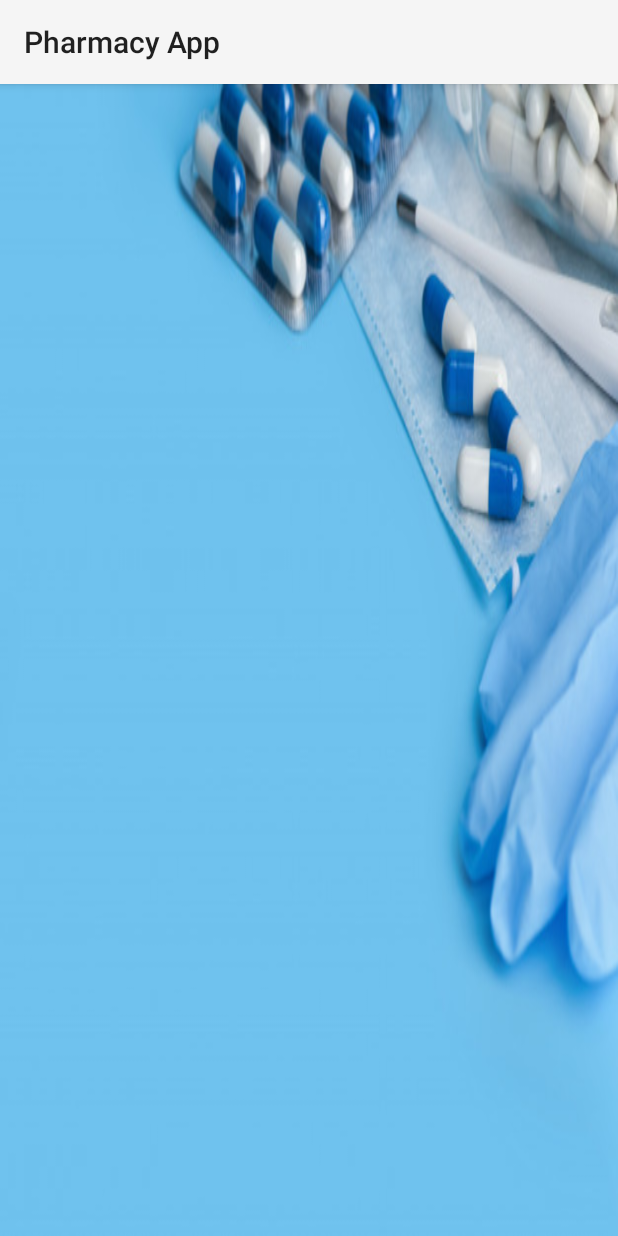
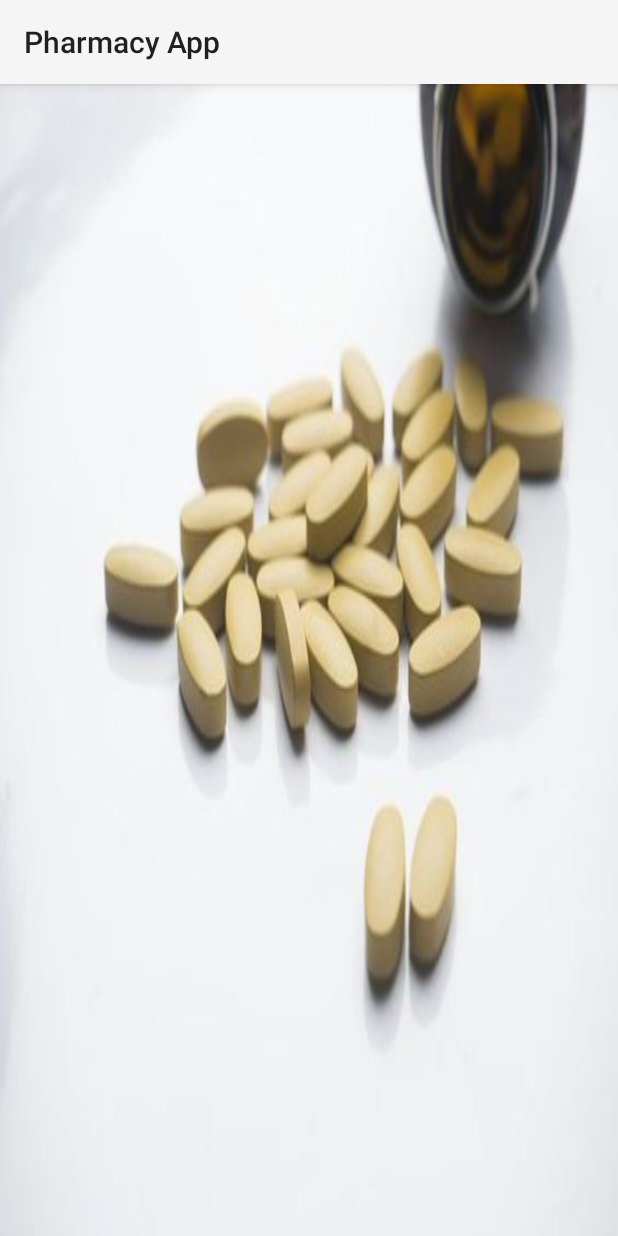
Before and after one commit to SamarAbdo/Pharmacy-App, an Android app: the screen it shows after launch (launcher), on a phone screen of 412 x 824 dp. Run offline under Robolectric (Android 15) with nearby library versions, the phone set to English and light mode, and no system bars.

Commit message:
login background

```diff
--- a/app/src/main/res/layout/activity_launcher.xml
+++ b/app/src/main/res/layout/activity_launcher.xml
@@ -5,35 +5,36 @@
     android:layout_width="match_parent"
     android:layout_height="match_parent"
     android:orientation="vertical"
-    android:background="@drawable/first"
+    android:background="@drawable/medicine"
     tools:context=".launcher">
 
     <ImageView
         android:id="@+id/imageView"
-        android:layout_width="80dp"
-        android:layout_height="80dp"
+        android:layout_width="60dp"
+        android:layout_height="60dp"
 
-        android:layout_marginBottom="200dp"
+        android:layout_marginBottom="68dp"
         android:src="@drawable/icon"
         app:layout_constraintBottom_toBottomOf="parent"
         app:layout_constraintEnd_toEndOf="@+id/textView"
-        app:layout_constraintHorizontal_bias="0.493"
+        app:layout_constraintHorizontal_bias="0.494"
         app:layout_constraintStart_toStartOf="@+id/textView" />
 
     <TextView
+        android:id="@+id/textView"
+        android:layout_width="229dp"
+        android:layout_height="73dp"
+        android:layout_gravity="center"
         android:layout_marginRight="120dp"
-        android:id="@+id/textView"
-        android:layout_width="250dp"
-        android:layout_height="74dp"
-        android:layout_gravity="center"
-        android:layout_marginBottom="8dp"
+        android:layout_marginBottom="44dp"
         android:fontFamily="casual"
         android:gravity="center"
         android:text="Pharmacy App"
-        android:textColor="#181C49"
-        android:textSize="35sp"
+        android:textColor="#000"
+        android:textSize="30sp"
         android:textStyle="bold"
         app:layout_constraintBottom_toTopOf="@+id/imageView"
         app:layout_constraintEnd_toEndOf="parent"
+        app:layout_constraintHorizontal_bias="0.087"
         app:layout_constraintStart_toStartOf="parent" />
 </androidx.constraintlayout.widget.ConstraintLayout>
```
